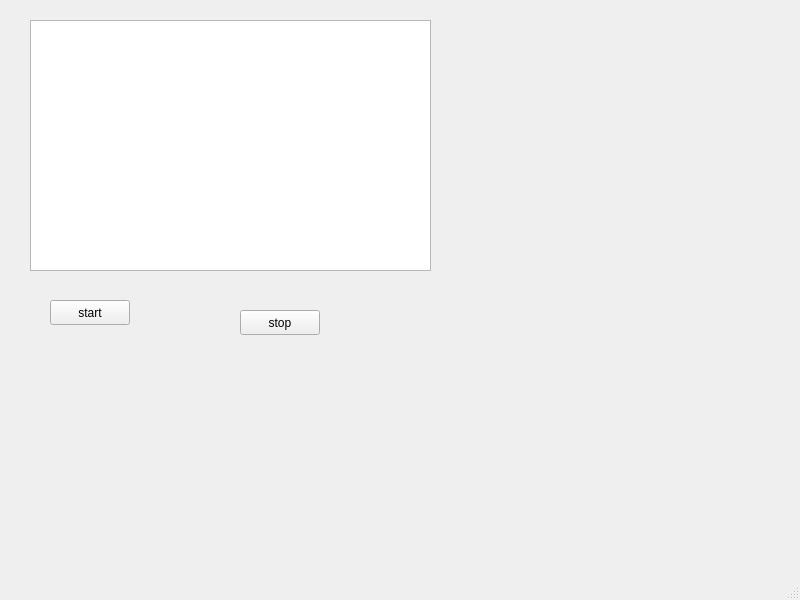
Old version of the form DLLTestLoader/mainwindow.ui in the repository JohnCiubuc/QtSpeechRecognition.
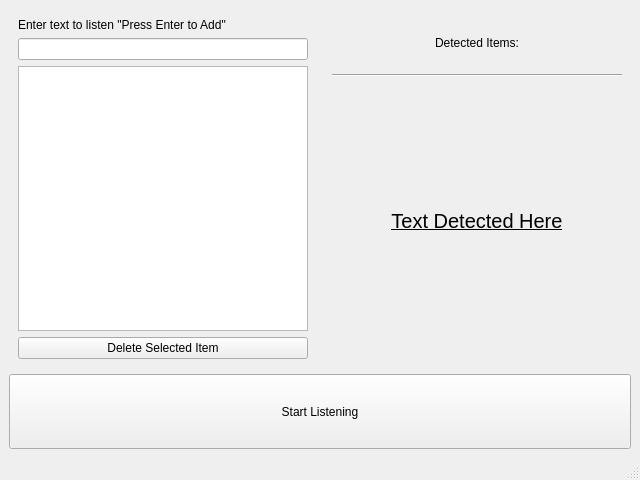
New version of the form.

Patch:
```diff
--- a/DLLTestLoader/mainwindow.ui
+++ b/DLLTestLoader/mainwindow.ui
@@ -6,50 +6,114 @@
    <rect>
     <x>0</x>
     <y>0</y>
-    <width>800</width>
-    <height>600</height>
+    <width>640</width>
+    <height>480</height>
    </rect>
   </property>
   <property name="windowTitle">
    <string>MainWindow</string>
   </property>
   <widget class="QWidget" name="centralwidget">
-   <widget class="QPlainTextEdit" name="plainTextEdit">
-    <property name="geometry">
-     <rect>
-      <x>30</x>
-      <y>20</y>
-      <width>401</width>
-      <height>251</height>
-     </rect>
-    </property>
-   </widget>
-   <widget class="QPushButton" name="pushButton">
-    <property name="geometry">
-     <rect>
-      <x>50</x>
-      <y>300</y>
-      <width>80</width>
-      <height>25</height>
-     </rect>
-    </property>
-    <property name="text">
-     <string>start</string>
-    </property>
-   </widget>
-   <widget class="QPushButton" name="pushButton_2">
-    <property name="geometry">
-     <rect>
-      <x>240</x>
-      <y>310</y>
-      <width>80</width>
-      <height>25</height>
-     </rect>
-    </property>
-    <property name="text">
-     <string>stop</string>
-    </property>
-   </widget>
+   <layout class="QGridLayout" name="gridLayout">
+    <item row="0" column="0">
+     <widget class="QWidget" name="widget" native="true">
+      <layout class="QVBoxLayout" name="verticalLayout">
+       <item>
+        <widget class="QLabel" name="label">
+         <property name="text">
+          <string>Enter text to listen &quot;Press Enter to Add&quot;</string>
+         </property>
+        </widget>
+       </item>
+       <item>
+        <widget class="QLineEdit" name="lineEdit">
+         <property name="sizePolicy">
+          <sizepolicy hsizetype="Preferred" vsizetype="Fixed">
+           <horstretch>0</horstretch>
+           <verstretch>0</verstretch>
+          </sizepolicy>
+         </property>
+        </widget>
+       </item>
+       <item>
+        <widget class="QListWidget" name="listWidget">
+         <property name="sizePolicy">
+          <sizepolicy hsizetype="Preferred" vsizetype="Expanding">
+           <horstretch>0</horstretch>
+           <verstretch>0</verstretch>
+          </sizepolicy>
+         </property>
+        </widget>
+       </item>
+       <item>
+        <widget class="QPushButton" name="pushButton_2">
+         <property name="text">
+          <string>Delete Selected Item</string>
+         </property>
+        </widget>
+       </item>
+      </layout>
+     </widget>
+    </item>
+    <item row="0" column="1">
+     <widget class="QWidget" name="widget_2" native="true">
+      <layout class="QVBoxLayout" name="verticalLayout_2">
+       <item>
+        <widget class="QLabel" name="label_2">
+         <property name="maximumSize">
+          <size>
+           <width>16777215</width>
+           <height>50</height>
+          </size>
+         </property>
+         <property name="text">
+          <string>Detected Items:</string>
+         </property>
+         <property name="alignment">
+          <set>Qt::AlignCenter</set>
+         </property>
+        </widget>
+       </item>
+       <item>
+        <widget class="Line" name="line">
+         <property name="orientation">
+          <enum>Qt::Horizontal</enum>
+         </property>
+        </widget>
+       </item>
+       <item>
+        <widget class="QLabel" name="label_hypo">
+         <property name="font">
+          <font>
+           <pointsize>15</pointsize>
+           <underline>true</underline>
+          </font>
+         </property>
+         <property name="text">
+          <string>Text Detected Here</string>
+         </property>
+         <property name="alignment">
+          <set>Qt::AlignCenter</set>
+         </property>
+        </widget>
+       </item>
+      </layout>
+     </widget>
+    </item>
+    <item row="1" column="0" colspan="2">
+     <widget class="QPushButton" name="pushButton">
+      <property name="minimumSize">
+       <size>
+        <width>0</width>
+        <height>75</height>
+       </size>
+      </property>
+      <property name="text">
+       <string>Start Listening</string>
+      </property>
+     </widget>
+    </item>
+   </layout>
   </widget>
   <widget class="QMenuBar" name="menubar">
    <property name="geometry">
```
Left out of the diff: 2 changed lines with no effect on the pictures.
